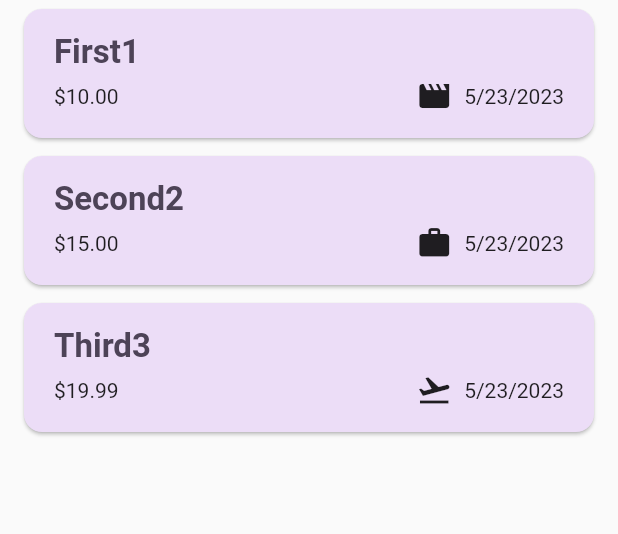
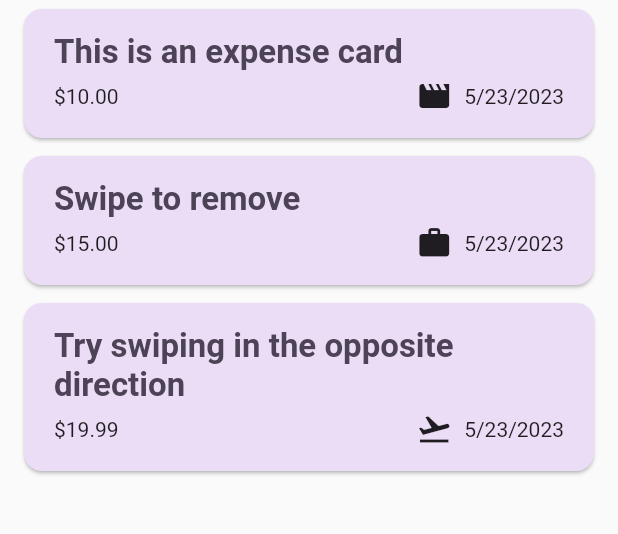
Before and after one commit to Vidhish-Trivedi/Expense-Tracker-FlutterBasics, a Flutter app: the screen it shows after launch, on a phone screen of 412 x 824 dp, the part 108-642 px from its top. Run offline on Flutter 3.47's test engine with Material 2 defaults, Android fonts, the phone set to English and light mode, and no system bars.

Commit message:
minor changes to default content

```diff
--- a/lib/widgets/expenses.dart
+++ b/lib/widgets/expenses.dart
@@ -15,19 +15,19 @@ class Expenses extends StatefulWidget {
 class _ExpensesState extends State<Expenses> {
   final List<Expense> _registeredExpenses = [
     Expense(
-      title: "First1",
+      title: "This is an expense card",
       amount: 10.00,
       date: DateTime.now(),
       category: Category.leisure,
     ),
     Expense(
-      title: "Second2",
+      title: "Swipe to remove",
       amount: 15,
       date: DateTime.now(),
       category: Category.work,
     ),
     Expense(
-        title: "Third3",
+        title: "Try swiping in the opposite direction",
         amount: 19.99,
         date: DateTime.now(),
         category: Category.travel),
```
